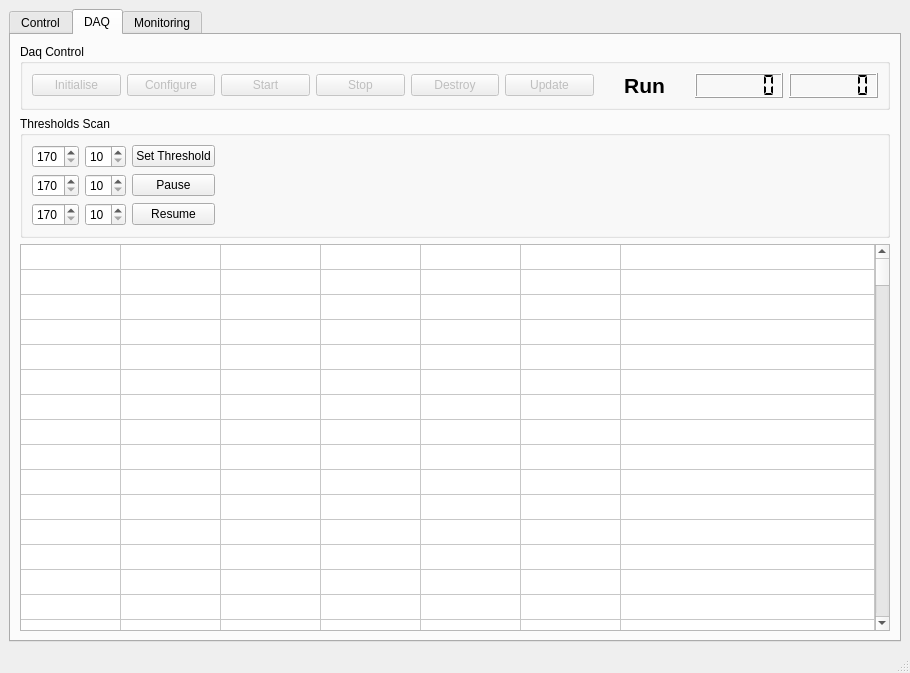
This is python/DaqUI2.ui in mirabitl/SDHCAL as Qt 5 draws it before an edit. The edited form follows.
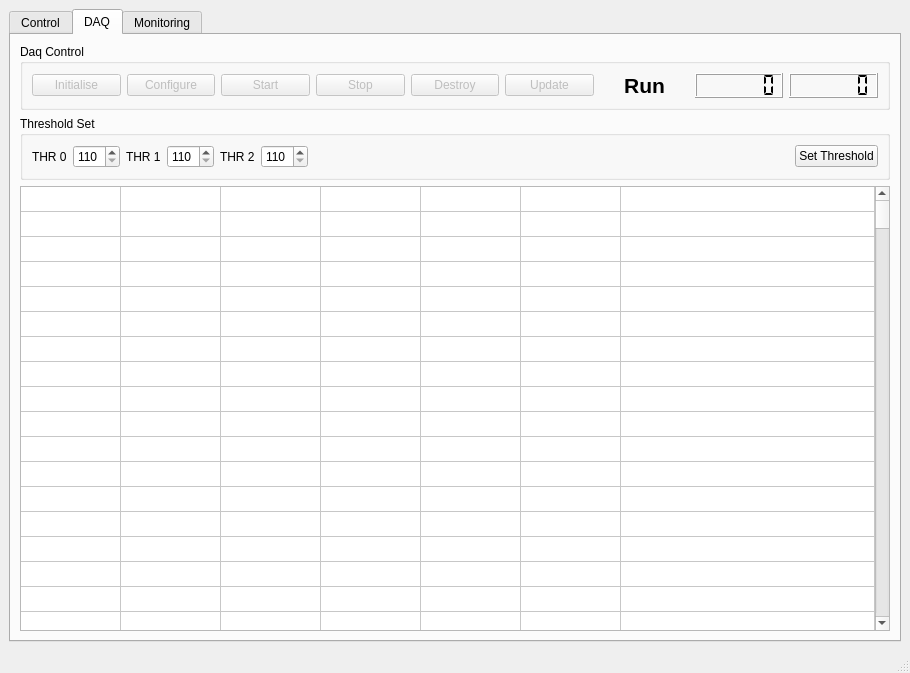
This is the edited form. The open tabs and pages were chosen to show the change.

The edit to the form file:
```diff
--- a/python/DaqUI2.ui
+++ b/python/DaqUI2.ui
@@ -591,13 +591,20 @@
         <item>
          <widget class="QGroupBox" name="groupBox_8">
           <property name="title">
-           <string>Thresholds Scan</string>
+           <string>Threshold Set</string>
           </property>
-          <layout class="QGridLayout" name="gridLayout_5">
-           <item row="0" column="0">
+          <layout class="QHBoxLayout" name="horizontalLayout_8">
+           <item>
+            <widget class="QLabel" name="label_4">
+             <property name="text">
+              <string>THR 0</string>
+             </property>
+            </widget>
+           </item>
+           <item>
             <widget class="QSpinBox" name="SBTHR0L">
              <property name="minimum">
-              <number>170</number>
+              <number>110</number>
              </property>
              <property name="maximum">
               <number>510</number>
@@ -607,43 +614,17 @@
              </property>
             </widget>
            </item>
-           <item row="0" column="1">
-            <widget class="QSpinBox" name="SBTHR0STEP">
-             <property name="minimum">
-              <number>10</number>
-             </property>
-             <property name="maximum">
-              <number>50</number>
-             </property>
-             <property name="singleStep">
-              <number>10</number>
-             </property>
-            </widget>
-           </item>
-           <item row="0" column="2">
-            <widget class="QPushButton" name="PBSetThresholds">
+           <item>
+            <widget class="QLabel" name="label_7">
              <property name="text">
-              <string>Set Threshold</string>
+              <string>THR 1</string>
              </property>
             </widget>
            </item>
-           <item row="0" column="3">
-            <spacer name="horizontalSpacer_8">
-             <property name="orientation">
-              <enum>Qt::Horizontal</enum>
-             </property>
-             <property name="sizeHint" stdset="0">
-              <size>
-               <width>622</width>
-               <height>20</height>
-              </size>
-             </property>
-            </spacer>
-           </item>
-           <item row="1" column="0">
+           <item>
             <widget class="QSpinBox" name="SBTHR1L">
              <property name="minimum">
-              <number>170</number>
+              <number>110</number>
              </property>
              <property name="maximum">
               <number>510</number>
@@ -653,43 +634,17 @@
              </property>
             </widget>
            </item>
-           <item row="1" column="1">
-            <widget class="QSpinBox" name="SBTHR1STEP">
-             <property name="minimum">
-              <number>10</number>
-             </property>
-             <property name="maximum">
-              <number>50</number>
-             </property>
-             <property name="singleStep">
-              <number>10</number>
-             </property>
-            </widget>
-           </item>
-           <item row="1" column="2">
-            <widget class="QPushButton" name="PBPause">
+           <item>
+            <widget class="QLabel" name="label_8">
              <property name="text">
-              <string>Pause</string>
+              <string>THR 2</string>
              </property>
             </widget>
            </item>
-           <item row="1" column="3">
-            <spacer name="horizontalSpacer_9">
-             <property name="orientation">
-              <enum>Qt::Horizontal</enum>
-             </property>
-             <property name="sizeHint" stdset="0">
-              <size>
-               <width>622</width>
-               <height>20</height>
-              </size>
-             </property>
-            </spacer>
-           </item>
-           <item row="2" column="0">
+           <item>
             <widget class="QSpinBox" name="SBTHR2L">
              <property name="minimum">
-              <number>170</number>
+              <number>110</number>
              </property>
              <property name="maximum">
               <number>510</number>
@@ -699,39 +654,26 @@
              </property>
             </widget>
            </item>
-           <item row="2" column="1">
-            <widget class="QSpinBox" name="SBTHR2STEP">
-             <property name="minimum">
-              <number>10</number>
-             </property>
-             <property name="maximum">
-              <number>50</number>
-             </property>
-             <property name="singleStep">
-              <number>10</number>
-             </property>
-            </widget>
-           </item>
-           <item row="2" column="2">
-            <widget class="QPushButton" name="PBResume">
-             <property name="text">
-              <string>Resume</string>
-             </property>
-            </widget>
-           </item>
-           <item row="2" column="3">
-            <spacer name="horizontalSpacer_10">
+           <item>
+            <spacer name="horizontalSpacer">
              <property name="orientation">
               <enum>Qt::Horizontal</enum>
              </property>
              <property name="sizeHint" stdset="0">
               <size>
-               <width>622</width>
+               <width>422</width>
                <height>20</height>
               </size>
              </property>
             </spacer>
            </item>
+           <item>
+            <widget class="QPushButton" name="PBSetThresholds">
+             <property name="text">
+              <string>Set Threshold</string>
+             </property>
+            </widget>
+           </item>
           </layout>
          </widget>
         </item>
```
Left out of the diff: 3 changed lines with no effect on the pictures.
